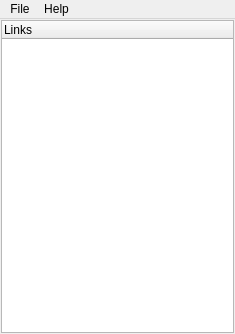
This is linksaver.ui in pussbb/Link-Saver as Qt 5 draws it before an edit. The edited form follows.
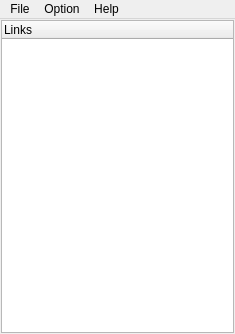
This is the edited form. Icons and pictures are not drawn.

Commit message: lang menu added

```diff
--- a/linksaver.ui
+++ b/linksaver.ui
@@ -75,7 +75,7 @@
      <x>0</x>
      <y>0</y>
      <width>235</width>
-     <height>21</height>
+     <height>25</height>
     </rect>
    </property>
    <widget class="QMenu" name="menuHelp">
@@ -94,7 +94,14 @@
     <addaction name="actionADD"/>
     <addaction name="actionExit"/>
    </widget>
+   <widget class="QMenu" name="menuOptions">
+    <property name="title">
+     <string>Option</string>
+    </property>
+    <addaction name="actionSettings"/>
+   </widget>
    <addaction name="menuFile"/>
+   <addaction name="menuOptions"/>
    <addaction name="menuHelp"/>
   </widget>
   <action name="actionADD">
```
Left out of the diff: 5 changed lines with no effect on the pictures. The commit also changes 10 other files.
